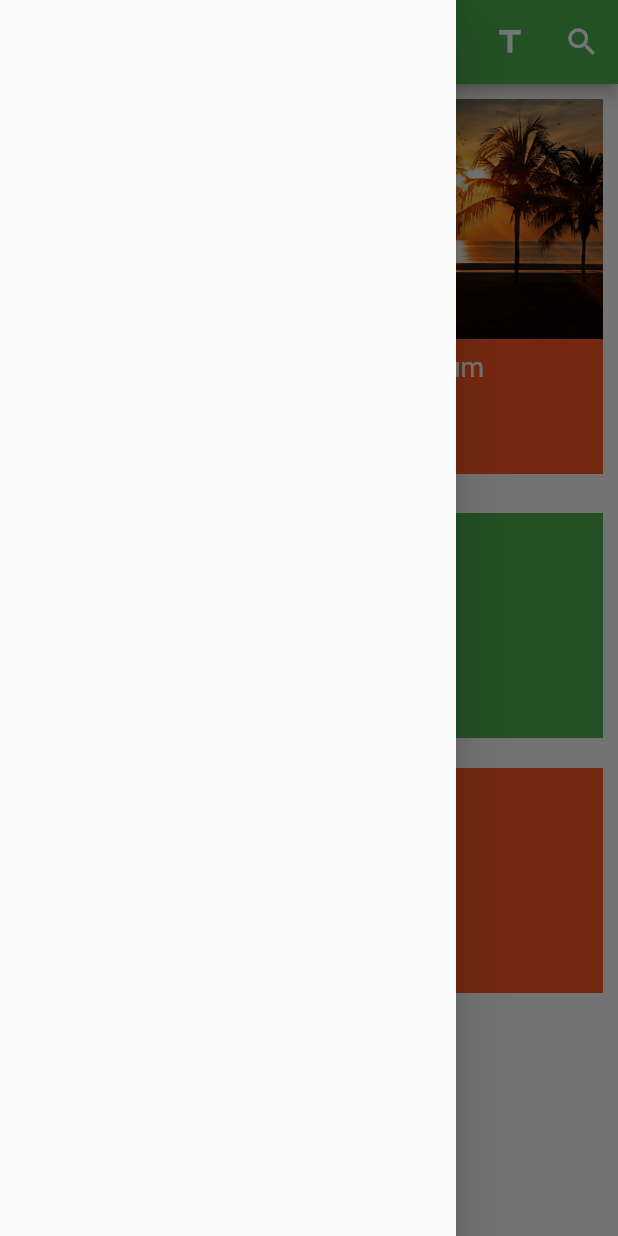
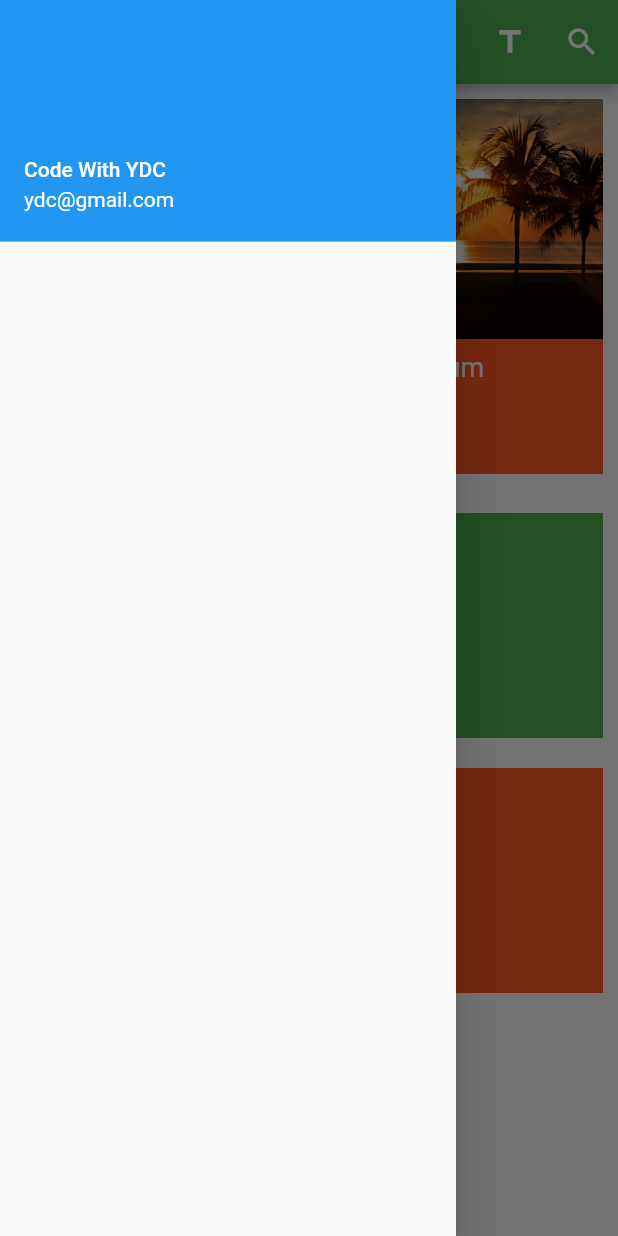
Before and after one commit to Yazdani1/Flutter-App-UI-Design, a Flutter app: the screen it shows after launch, with the side drawer open, on a phone screen of 412 x 824 dp. Run offline on Flutter 3.47's test engine with Material 2 defaults, Android fonts, the phone set to English and light mode, and no system bars.

```diff
--- a/lib/HomePage.dart
+++ b/lib/HomePage.dart
@@ -35,6 +35,12 @@ class _HomeState extends State<Home> {
       drawer: new Drawer(
         child: new ListView(
           children: <Widget>[
+
+            new UserAccountsDrawerHeader(
+                accountName: new Text("Code With YDC"),
+                accountEmail: new Text("ydc@gmail.com")
+            ),
+
 
 
           ],
```
